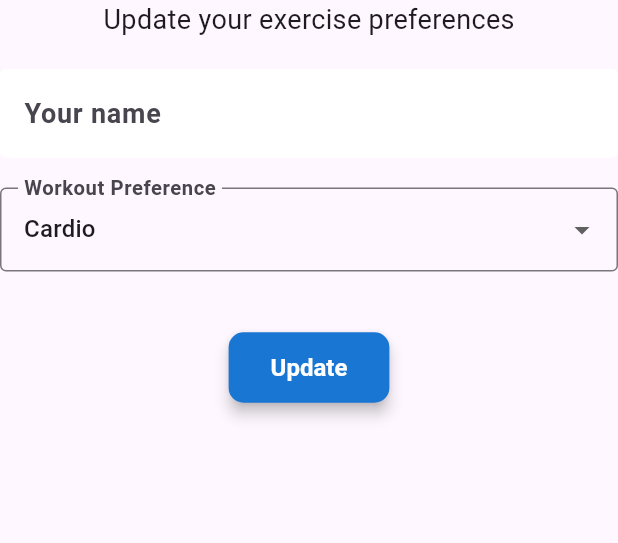
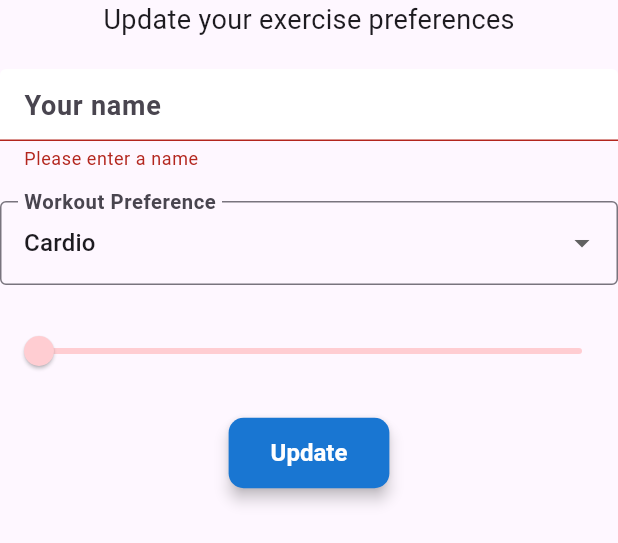
Before and after one commit to JalalA984/active-pals, a Flutter app: the SettingsForm widget shown alone on an empty page, opened directly, after a tap on "Update", on a phone screen of 412 x 824 dp. Shown: the top 543 px of the screen. Run offline on Flutter 3.47's test engine with Material 3 defaults, Android fonts, the light colour scheme and no system bars; our stand-ins replace cloud_firestore, firebase_auth, firebase_core, flutter_spinkit; accounts and stored records are empty; generated files the repository leaves out were written again.

Commit message:
setup slider in settings form

```diff
--- a/lib/screens/home/pals_list.dart
+++ b/lib/screens/home/pals_list.dart
@@ -38,10 +38,10 @@ class _PalsListState extends State<PalsList> {
         final pal = pals[index];
         return ListTile(
           leading: CircleAvatar(
-            radius: 25.0, backgroundColor: Colors.blueAccent[pal.intensity],
+            radius: 25.0, backgroundColor: Colors.red[pal.intensity],
           ),
           title: Text(pal.name),
-          subtitle: Text("Prefers: ${pal.workout}, Intensity: ${pal.intensity}"),
+          subtitle: Text("Prefers: ${pal.workout} | Intensity: ${pal.intensity}"),
         );
       },
     );
--- a/lib/screens/home/settings_form.dart
+++ b/lib/screens/home/settings_form.dart
@@ -22,9 +22,9 @@ class _SettingsFormState extends State<SettingsForm> {
     "Martial Arts"
   ];
 
-  late String _currentName;
-  late String _currentWorkout;
-  late int _currentIntensity;
+  String _currentName = "";
+  String _currentWorkout = "Cardio"; // Default value
+  int _currentIntensity = 100; // Default value
 
   @override
   Widget build(BuildContext context) {
@@ -32,13 +32,13 @@ class _SettingsFormState extends State<SettingsForm> {
       key: _formKey,
       child: Column(
         children: [
-          Text(
+          const Text(
             "Update your exercise preferences",
             style: TextStyle(fontSize: 18.0),
           ),
-          SizedBox(
-            height: 20.0,
-          ),
+          const SizedBox(height: 20.0),
+
+          // Name input field
           TextFormField(
             decoration: textInputDecoration.copyWith(hintText: "Your name"),
             validator: (val) => val!.isEmpty ? "Please enter a name" : null,
@@ -46,9 +46,7 @@ class _SettingsFormState extends State<SettingsForm> {
               setState(() => _currentName = val);
             },
           ),
-          SizedBox(
-            height: 20.0,
-          ),
+          const SizedBox(height: 20.0),
 
           // Dropdown for workout type
           DropdownButtonFormField<String>(
@@ -65,25 +63,37 @@ class _SettingsFormState extends State<SettingsForm> {
               labelText: "Workout Preference",
               border: OutlineInputBorder(),
             ),
-            value: workoutTypes.isNotEmpty ? workoutTypes[0] : "Cardio",
+            value: _currentWorkout,
           ),
-          SizedBox(
-            height: 20.0,
+          const SizedBox(height: 20.0),
+
+          // Slider for intensity
+          Slider(
+            min: 100,
+            max: 900,
+            divisions: 8,
+            value: _currentIntensity.toDouble(),
+            onChanged: (val) {
+              setState(() => _currentIntensity = val.round());
+            },
+            label: _currentIntensity.toString(),
+            activeColor: Colors.red[_currentIntensity],
+            inactiveColor: Colors.red[_currentIntensity],
           ),
 
-          // Slider for intensity
-
-          SizedBox(
-            height: 20.0,
-          ),
+          const SizedBox(height: 20.0),
 
           // Form button
           PrimaryButton(
-              text: "Update",
-              onPressed: () async {
-                log(_currentName);
-                log(_currentWorkout);
-              })
+            text: "Update",
+            onPressed: () async {
+              if (_formKey.currentState!.validate()) {
+                log("Name: $_currentName");
+                log("Workout: $_currentWorkout");
+                log("Intensity: $_currentIntensity");
+              }
+            },
+          ),
         ],
       ),
     );
```
